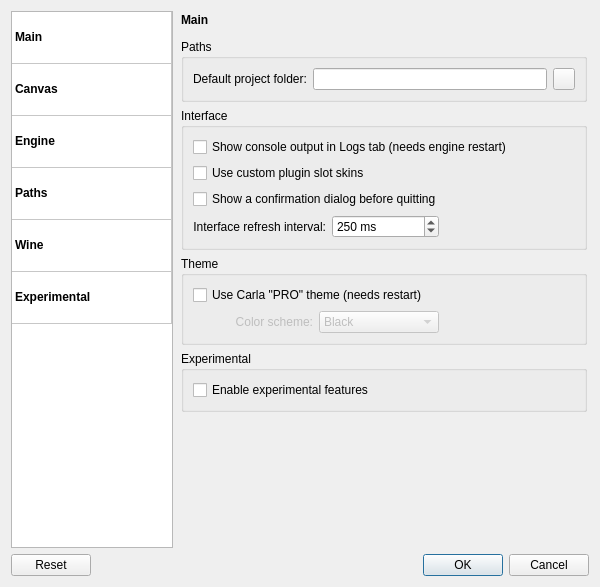
Above: resources/ui/carla_settings.ui from falkTX/Carla before the change. Below: the same form after it.
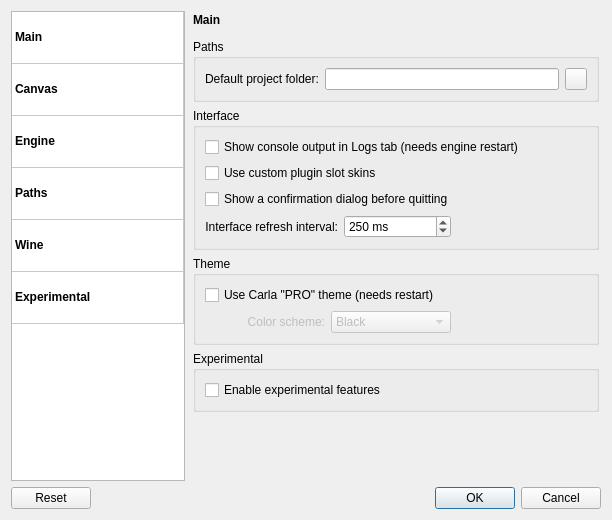
That is the form after the change. Icons and pictures are not drawn.

Commit message: Change config ui back to original size

```diff
--- a/resources/ui/carla_settings.ui
+++ b/resources/ui/carla_settings.ui
@@ -6,8 +6,8 @@
    <rect>
     <x>0</x>
     <y>0</y>
-    <width>600</width>
-    <height>587</height>
+    <width>612</width>
+    <height>507</height>
    </rect>
   </property>
   <property name="minimumSize">
```
